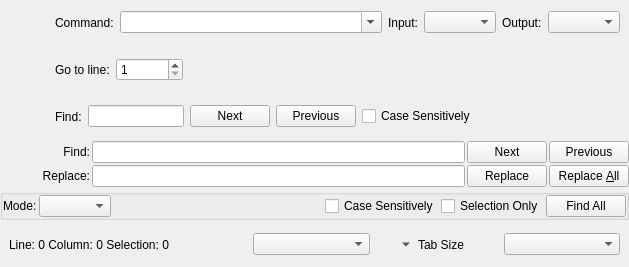
First picture: the form in resources/ui/codeeditor/status.ui, repository prymatex/prymatex, before the edit.
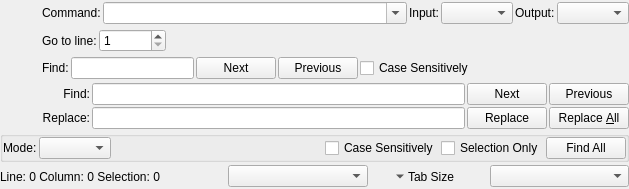
Second picture: the form after the edit. Icons and pictures are not drawn.

Commit message: status spaces

Patch:
```diff
--- a/resources/ui/codeeditor/status.ui
+++ b/resources/ui/codeeditor/status.ui
@@ -7,7 +7,7 @@
     <x>0</x>
     <y>0</y>
     <width>629</width>
-    <height>267</height>
+    <height>189</height>
    </rect>
   </property>
   <property name="windowTitle">
@@ -23,6 +23,12 @@
    <item>
     <widget class="QWidget" name="widgetCommand" native="true">
      <layout class="QHBoxLayout" name="horizontalLayout">
+      <property name="spacing">
+       <number>2</number>
+      </property>
+      <property name="margin">
+       <number>0</number>
+      </property>
       <item>
        <widget class="QPushButton" name="pushButtonCommandClose">
         <property name="text">
@@ -98,6 +104,12 @@
    <item>
     <widget class="QWidget" name="widgetGoToLine" native="true">
      <layout class="QHBoxLayout" name="horizontalLayout_3">
+      <property name="spacing">
+       <number>2</number>
+      </property>
+      <property name="margin">
+       <number>0</number>
+      </property>
       <item>
        <widget class="QPushButton" name="pushButtonGoToLineClose">
         <property name="text">
@@ -149,6 +161,12 @@
    <item>
     <widget class="QWidget" name="widgetIFind" native="true">
      <layout class="QHBoxLayout" name="horizontalLayout_5">
+      <property name="spacing">
+       <number>2</number>
+      </property>
+      <property name="margin">
+       <number>0</number>
+      </property>
       <item>
        <widget class="QPushButton" name="pushButtonIFindClose">
         <property name="text">
@@ -400,6 +418,12 @@
    <item>
     <widget class="QWidget" name="widgetStatus" native="true">
      <layout class="QHBoxLayout" name="horizontalLayout_2">
+      <property name="spacing">
+       <number>2</number>
+      </property>
+      <property name="margin">
+       <number>0</number>
+      </property>
       <item>
        <widget class="QLabel" name="labelLineColumn">
         <property name="maximumSize">
```
Left out of the diff: 4 changed lines with no effect on the pictures. The commit also changes 1 other file.
